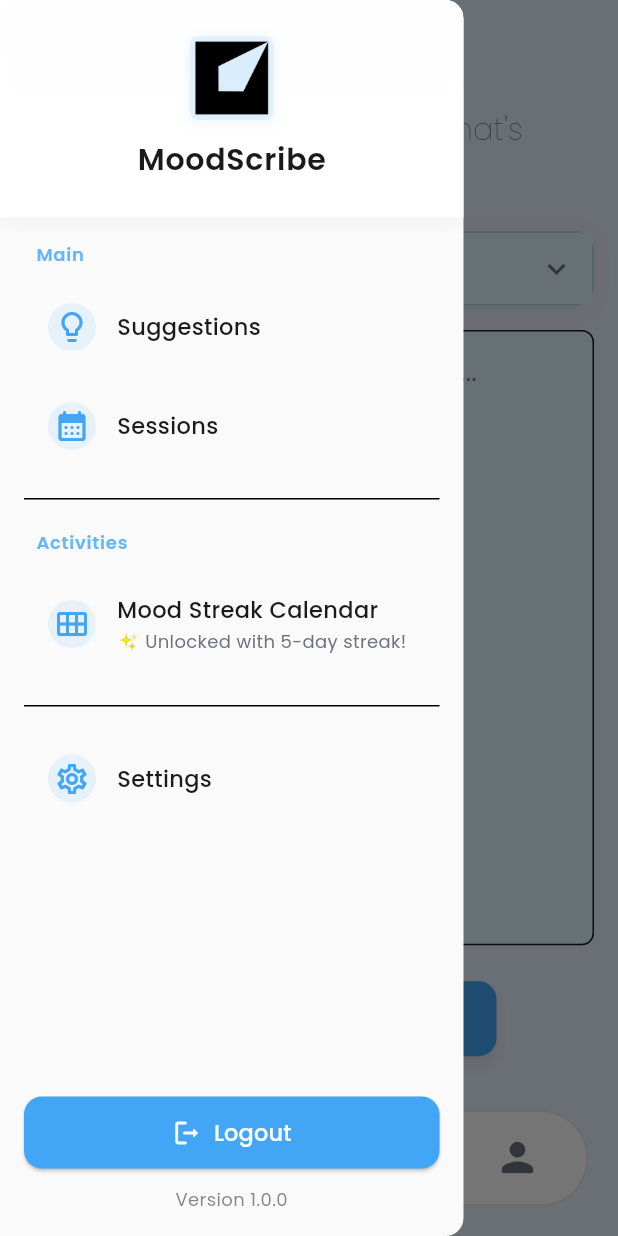
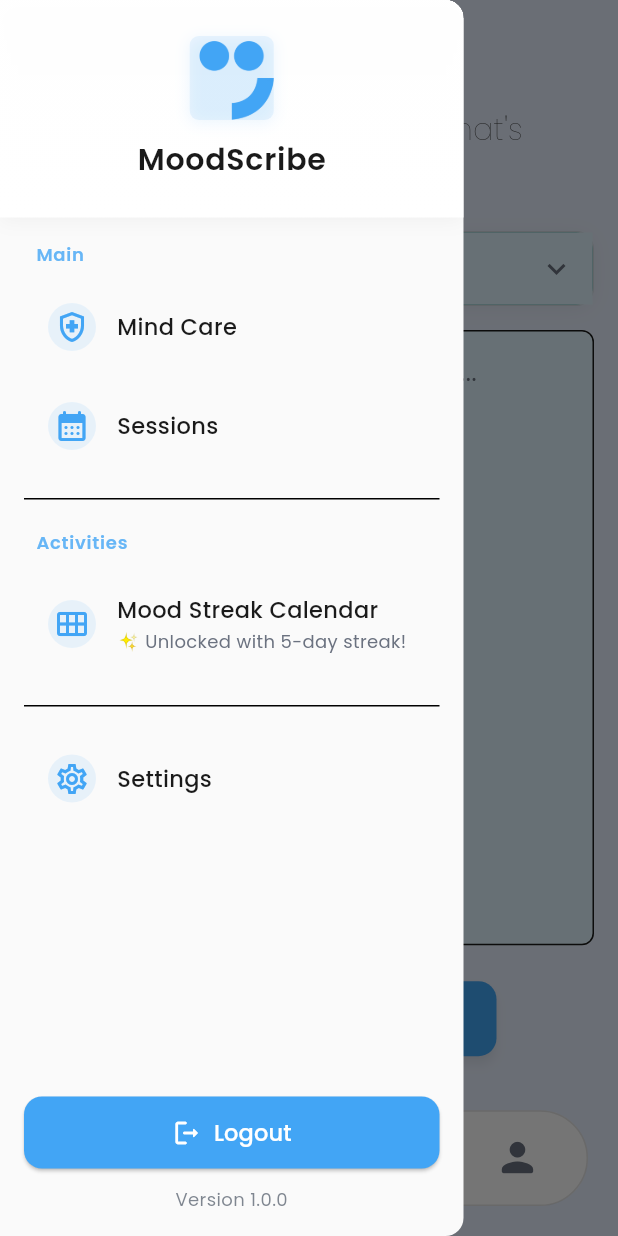
Before and after one commit to Efty34/MoodScribe, a Flutter app: the BottomNavBar screen opened by its route, with the side drawer open, on a phone screen of 412 x 824 dp. Run offline on Flutter 3.47's test engine with Material 3 defaults, Android fonts, the phone set to English and light mode, and no system bars; our stand-ins replace awesome_notifications, cloud_firestore, firebase_auth, firebase_core, fl_chart, flutter_heatmap_calendar and 4 more; accounts and stored records are empty; generated files the repository leaves out were written again; network calls fail; project files that could hold a hidden picture were left out.

```diff
--- a/lib/components/app_drawer/app_drawer.dart
+++ b/lib/components/app_drawer/app_drawer.dart
@@ -89,7 +89,7 @@ class CustomAppDrawer extends StatelessWidget {
                           borderRadius: BorderRadius.circular(
                               DrawerStyles.borderRadius / 2),
                           child: Image.asset(
-                            'assets/images/logo.png',
+                            'assets/images/logo2.png',
                             fit: BoxFit.cover,
                           ),
                         ),
@@ -126,8 +126,8 @@ class CustomAppDrawer extends StatelessWidget {
                     _buildSectionHeader(context, 'Main'),
                     const SizedBox(height: 8),
                     DrawerMenuItem(
-                      title: 'Suggestions',
-                      icon: Icons.lightbulb_outline,
+                      title: 'Mind Care',
+                      icon: Icons.health_and_safety_outlined,
                       onTap: () => Navigator.pushNamed(
                           context, AppRoutes.suggestionsPage),
                     ),
--- a/lib/components/todo/task_input_card.dart
+++ b/lib/components/todo/task_input_card.dart
@@ -63,7 +63,11 @@ class TaskInputCard extends StatelessWidget {
                   : theme.colorScheme.surface,
               border: OutlineInputBorder(
                 borderRadius: BorderRadius.circular(12),
-                borderSide: BorderSide.none,
+                borderSide: BorderSide(
+                  color: isDark
+                      ? theme.colorScheme.primary
+                      : theme.colorScheme.primary,
+                ),
               ),
               contentPadding: const EdgeInsets.all(16),
             ),
--- a/lib/pages/suggestions.dart
+++ b/lib/pages/suggestions.dart
@@ -1,4 +1,5 @@
 import 'package:flutter/material.dart';
+import 'package:google_fonts/google_fonts.dart';
 import 'package:provider/provider.dart';
 
 import '../services/suggestion_service.dart';
@@ -28,7 +29,12 @@ class _SuggestionsState extends State<Suggestions> {
     return Scaffold(
       backgroundColor: theme.scaffoldBackgroundColor,
       appBar: AppBar(
-        title: const Text('Mental Health Suggestions'),
+        title: Text(
+          'Mind Care',
+          style: GoogleFonts.poppins(
+            fontWeight: FontWeight.w600,
+          ),
+        ),
         backgroundColor: colorScheme.surface,
         foregroundColor: colorScheme.onSurface,
         elevation: 2,
--- a/lib/utils/media.dart
+++ b/lib/utils/media.dart
@@ -16,6 +16,6 @@ class AppMedia {
   static const graph = '$_baseImage/graph.json';
   static const loginbg = '$_baseImage/login.gif';
   static const registerbg = '$_baseImage/regi.gif';
-  static const logo = '$_baseImage/logo.png';
+  static const logo = '$_baseImage/logo2.png';
   static const google = '$_baseImage/google.png';
 }
--- a/pubspec.yaml
+++ b/pubspec.yaml
@@ -60,7 +60,7 @@ dev_dependencies:
 flutter_launcher_icons:
   android: "launcher_icon"
   ios: true
-  image_path: "assets/images/logo.png"
+  image_path: "assets/images/logo2.png"
 
   # The "flutter_lints" package below contains a set of recommended lints to
   # encourage good coding practices. The lint set provided by the package is
```
Also changed, not shown: assets/images/logo.png (deleted), assets/images/logo2.png (added), 26 other files.
